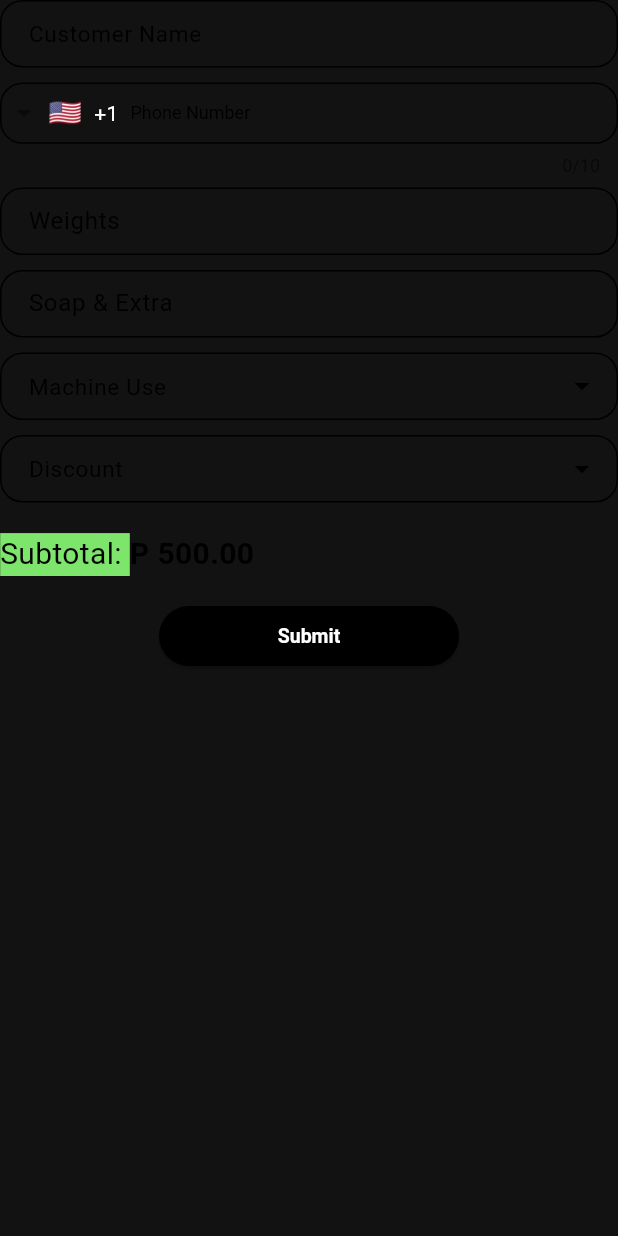
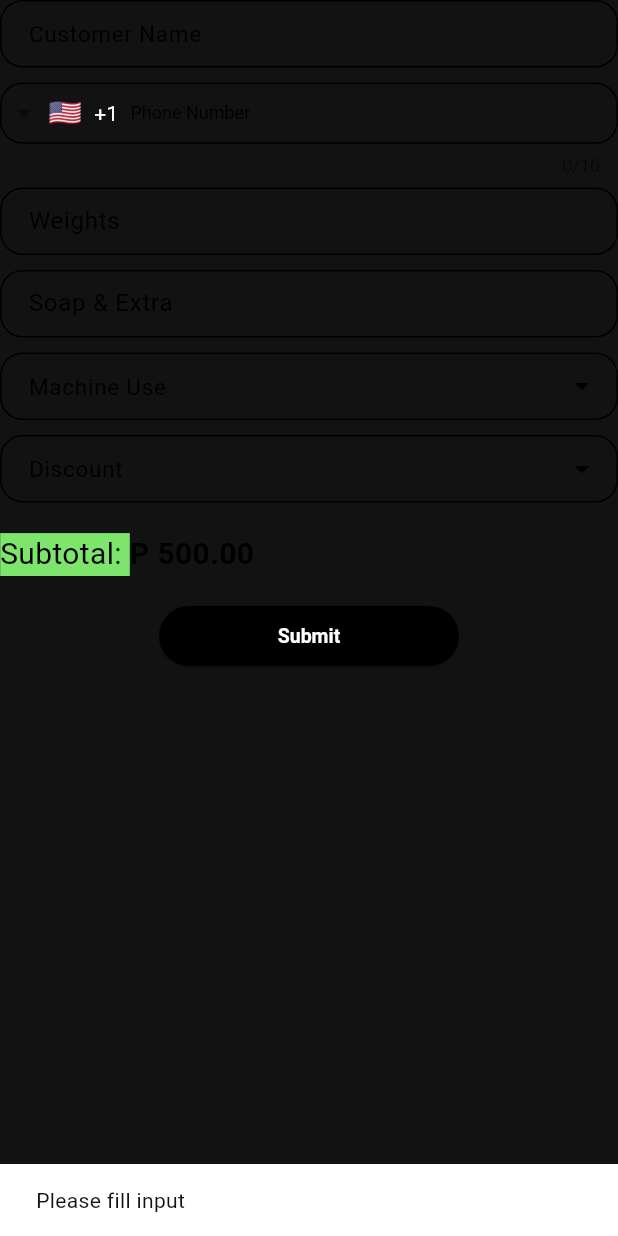
Before and after one commit to skiller0797/Rental-Taxi-and-Laundary-Mobile-App, a Flutter app: the FormAddLaundary widget shown alone on an empty page, opened directly, after a tap on "Submit", on a phone screen of 412 x 824 dp. Run offline on Flutter 3.47's test engine with Material 2 defaults, Android fonts, the phone set to English and light mode, and no system bars; drawn by our look-alikes of flutter_form_builder, intl_phone_field; our stand-ins replace flutter_secure_storage, font_awesome_flutter, form_builder_validators, sn_progress_dialog; accounts and stored records are empty.

Commit message:
laundary data insert function added

```diff
--- a/lib/pages/components/add_laundary_form_builder.dart
+++ b/lib/pages/components/add_laundary_form_builder.dart
@@ -1,8 +1,11 @@
 import 'package:flutter/material.dart';
 // ignore: depend_on_referenced_packages
 import 'package:flutter_form_builder/flutter_form_builder.dart';
+import 'package:flutter_secure_storage/flutter_secure_storage.dart';
 // ignore: depend_on_referenced_packages
 import 'package:form_builder_validators/form_builder_validators.dart';
+import 'package:sn_progress_dialog/progress_dialog.dart';
+import 'package:taxis/pages/api/restful.dart';
 import 'package:taxis/pages/global_variables.dart';
 // ignore: depend_on_referenced_packages
 import 'package:intl_phone_field/intl_phone_field.dart';
@@ -11,13 +14,70 @@ import 'package:intl_phone_field/intl_phone_field.dart';
 class FormAddLaundary extends StatelessWidget {
   final GlobalKey<FormBuilderState> _formKey = GlobalKey<FormBuilderState>();
 
+  List<String> machineItems = ['Option 1', 'Option 2', 'Option 3'];
+  List<String> discountItems = ['0 %', '25 %', '50 %', '75 %', '100 %'];
+
+  TextEditingController customernameController = TextEditingController();
+  TextEditingController phonenumberController = TextEditingController();
+  TextEditingController weightController = TextEditingController();
+  TextEditingController soapController = TextEditingController();
+
+  final secureStorage = const FlutterSecureStorage();
+
   double fieldHeight = 45;
   double fieldLeftPadding = 15;
+  String phonenumber = '';
+  String res = '';
+  String selectedMachine = 'Option 1';
+  String selectedDiscount = '0 %';
+
+  String email = '';
+
+  _normalProgress(context) async {
+    /// Create progress dialog
+    ProgressDialog pd = ProgressDialog(context: context);
+
+    /// Set options
+    /// Max and msg required
+    pd.show(
+        max: 100,
+        msg: 'Connecting...',
+        progressType: ProgressType.valuable,
+        backgroundColor: Colors.grey,
+        progressValueColor: const Color(0xff3550B4),
+        progressBgColor: Colors.transparent,
+        msgColor: Colors.white,
+        barrierDismissible: true,
+        hideValue: true,
+        valueColor: Colors.white);
+
+    res = await addloundary(
+        customernameController.text,
+        phonenumber,
+        weightController.text,
+        soapController.text,
+        selectedMachine,
+        selectedDiscount,
+        email);
+    for (int i = 0; i <= 10000; i++) {
+      /// You don't need to update state, just pass the value.
+      /// Only value required
+      pd.update(value: i);
+      i++;
+    }
+    pd.close();
+    return res;
+  }
+
+  Future<void> _getEmail() async {
+    email = (await secureStorage.read(key: 'email'))!;
+  }
 
   FormAddLaundary({super.key});
 
   @override
   Widget build(BuildContext context) {
+    _getEmail();
     return FormBuilder(
       key: _formKey,
       child: Wrap(
@@ -26,6 +86,7 @@ class FormAddLaundary extends StatelessWidget {
           SizedBox(
               height: fieldHeight,
               child: FormBuilderTextField(
+                controller: customernameController,
                 cursorColor: Colors.green,
                 name: 'fullname',
                 style: const TextStyle(
@@ -70,54 +131,6 @@ class FormAddLaundary extends StatelessWidget {
                   FormBuilderValidators.required(),
                 ]),
               )),
-          // SizedBox(
-          //     height: fieldHeight,
-          //     child: FormBuilderTextField(
-          //       cursorColor: Colors.green,
-          //       name: 'phonenumber',
-          //       style: TextStyle(
-          //         fontSize: 15.0, // Customize font size
-          //         color: Colors.black, // Customize font color
-          //       ),
-          //       keyboardType: TextInputType.phone,
-          //       decoration: InputDecoration(
-          //         labelText: 'Phone Number',
-          //         labelStyle: TextStyle(color: Colors.black, fontSize: 15),
-          //         contentPadding: EdgeInsets.only(
-          //             top: 2, right: 2, bottom: 0, left: fieldLeftPadding),
-          //         hintText: '169324987457',
-          //         hintStyle: TextStyle(
-          //           fontSize: 10.0, // Customize font size
-          //           color: Colors.grey, // Customize font color
-          //         ),
-          //         border: OutlineInputBorder(
-          //             borderRadius: BorderRadius.circular(15.0)),
-          //         enabledBorder: OutlineInputBorder(
-          //             borderSide: BorderSide(
-          //                 color:
-          //                     Colors.black), // Customize enabled border color
-          //             borderRadius: BorderRadius.circular(15.0)),
-          //         focusedBorder: OutlineInputBorder(
-          //           borderRadius: BorderRadius.circular(15.0),
-          //           borderSide: BorderSide(
-          //               color: Colors.green,
-          //               width: 2), // Customize focused border color
-          //         ),
-          //         errorBorder: OutlineInputBorder(
-          //           borderSide: BorderSide(
-          //               color: Colors.red), // Customize error border color
-          //         ),
-          //         errorStyle: TextStyle(color: Colors.red, fontSize: 10),
-          //       ),
-          //       onChanged: (val) {
-          //         _formKey.currentState!.fields['phonenumber']!.validate();
-          //       },
-          //       validator: FormBuilderValidators.compose([
-          //         FormBuilderValidators.required(
-          //             errorText: 'Phone number is required.'),
-          //         FormBuilderValidators.numeric()
-          //       ]),
-          //     )),
           SizedBox(
               height: 60,
               child: Theme(
@@ -156,8 +169,8 @@ class FormAddLaundary extends StatelessWidget {
                     errorStyle:
                         const TextStyle(color: Colors.red, fontSize: 10),
                   ),
-                  onChanged: (phoneNumber) {
-                    print(phoneNumber.completeNumber);
+                  onChanged: (value) {
+                    phonenumber = value.completeNumber;
                   },
                 ),
               )),
@@ -166,6 +179,7 @@ class FormAddLaundary extends StatelessWidget {
               child: FormBuilderTextField(
                 cursorColor: Colors.green,
                 name: 'weight',
+                controller: weightController,
                 style: const TextStyle(
                   fontSize: 15.0, // Customize font size
                   color: Colors.black, // Customize font color
@@ -212,6 +226,7 @@ class FormAddLaundary extends StatelessWidget {
               child: FormBuilderTextField(
                 cursorColor: Colors.green,
                 name: 'soap',
+                controller: soapController,
                 style: const TextStyle(
                   fontSize: 15.0, // Customize font size
                   color: Colors.black, // Customize font color
@@ -258,17 +273,12 @@ class FormAddLaundary extends StatelessWidget {
               child: FormBuilderDropdown(
                 name: 'machine',
                 style: const TextStyle(color: Colors.black),
-                items: const [
-                  DropdownMenuItem(
-                    value: 'option1',
-                    child: Text('Option 1'),
-                  ),
-                  DropdownMenuItem(
-                    value: 'option2',
-                    child: Text('Option 2'),
-                  ),
-                  // Add more options as needed
-                ],
+                items: machineItems.map((String item) {
+                  return DropdownMenuItem(
+                    value: item,
+                    child: Text(item),
+                  );
+                }).toList(),
                 decoration: InputDecoration(
                     contentPadding: EdgeInsets.only(
                         top: 2, right: 2, bottom: 2, left: fieldLeftPadding),
@@ -295,6 +305,7 @@ class FormAddLaundary extends StatelessWidget {
                     )),
                 onChanged: (val) {
                   _formKey.currentState!.fields['machine']!.validate();
+                  selectedMachine = val!;
                 },
                 validator: FormBuilderValidators.compose([
                   FormBuilderValidators.required(),
@@ -310,17 +321,12 @@ class FormAddLaundary extends StatelessWidget {
               child: FormBuilderDropdown(
                 name: 'discount',
                 style: const TextStyle(color: Colors.black),
-                items: const [
-                  DropdownMenuItem(
-                    value: 'option1',
-                    child: Text('Option 1'),
-                  ),
-                  DropdownMenuItem(
-                    value: 'option2',
-                    child: Text('Option 2'),
-                  ),
-                  // Add more options as needed
-                ],
+                items: discountItems.map((String item) {
+                  return DropdownMenuItem(
+                    value: item,
+                    child: Text(item),
+                  );
+                }).toList(),
                 decoration: InputDecoration(
                     contentPadding: EdgeInsets.only(
                         top: 2, right: 2, bottom: 2, left: fieldLeftPadding),
@@ -347,6 +353,7 @@ class FormAddLaundary extends StatelessWidget {
                     )),
                 onChanged: (val) {
                   _formKey.currentState!.fields['discount']!.validate();
+                  selectedDiscount = val!;
                 },
                 validator: FormBuilderValidators.compose([
                   FormBuilderValidators.required(),
@@ -399,16 +406,37 @@ class FormAddLaundary extends StatelessWidget {
                     ),
                   ),
                   child: const Text('Submit'),
-                onPressed: () {
-                  // Validate and save the form values
-                  _formKey.currentState?.saveAndValidate();
-                  debugPrint(_formKey.currentState?.value.toString());
-
-                  // On another side, can access all field values without saving form with instantValues
-                  _formKey.currentState?.validate();
-                  debugPrint(_formKey.currentState?.instantValue.toString());
-                },
-              ),
+                  onPressed: () async {
+                    if (_formKey.currentState!.validate()) {
+                      res = await _normalProgress(context);
+                      // Navigator.of(context).pop();
+                      if (res == 'invalidInfo') {
+                        //ignore: use_build_context_synchronously
+                        ScaffoldMessenger.of(context).showSnackBar(
+                          const SnackBar(content: Text('Invalid user info')),
+                        );
+                      } else if (res == 'insertedSuccess') {
+                        // ignore: use_build_context_synchronously
+                        Navigator.of(context, rootNavigator: true)
+                            .pushNamed("/addlaundrydone");
+                      } else if (res == 'connectionFailed') {
+                        // ignore: use_build_context_synchronously
+                        ScaffoldMessenger.of(context).showSnackBar(
+                          const SnackBar(content: Text('Connection Failed')),
+                        );
+                      } else {
+                        // ignore: use_build_context_synchronously
+                        ScaffoldMessenger.of(context).showSnackBar(
+                          const SnackBar(content: Text('Unkwon error')),
+                        );
+                      }
+                      // Navigator.pushNamed(context, '/salesreport');
+                    } else {
+                      ScaffoldMessenger.of(context).showSnackBar(
+                        const SnackBar(content: Text('Please fill input')),
+                      );
+                    }
+                  }),
             ),
           ),
         ],
--- a/lib/pages/login/login_pages.dart
+++ b/lib/pages/login/login_pages.dart
@@ -1,5 +1,3 @@
-import 'dart:io';
-
 import 'package:flutter/material.dart';
 import 'package:flutter_secure_storage/flutter_secure_storage.dart';
 // import 'package:fluttertoast/fluttertoast.dart';
```
Also changed, not shown: lib/pages/api/restful.dart (+40 -1 lines). Lines whose indentation alone changed are shown as unchanged.
